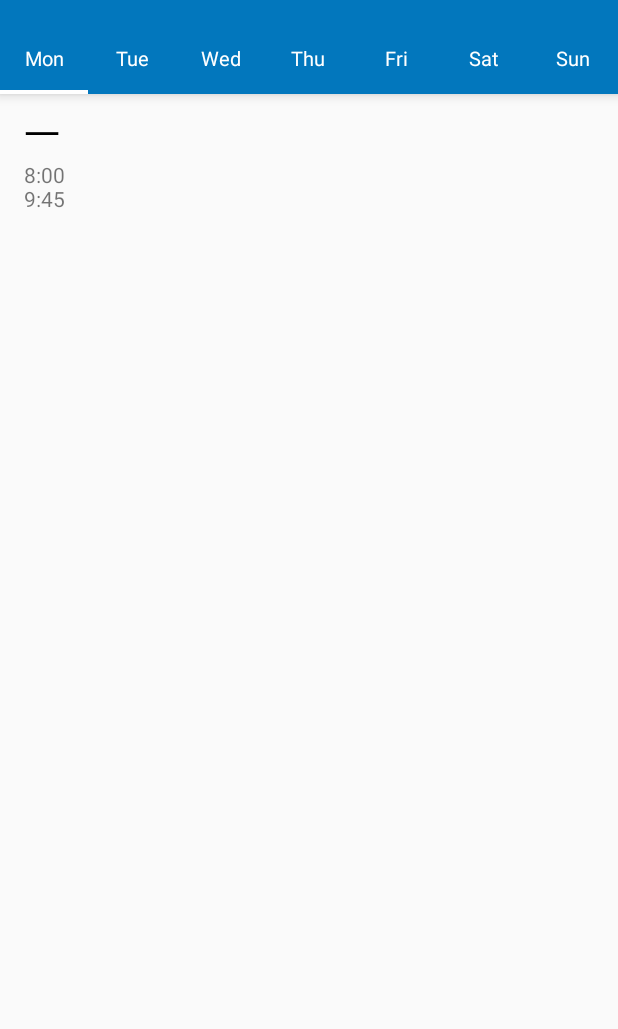
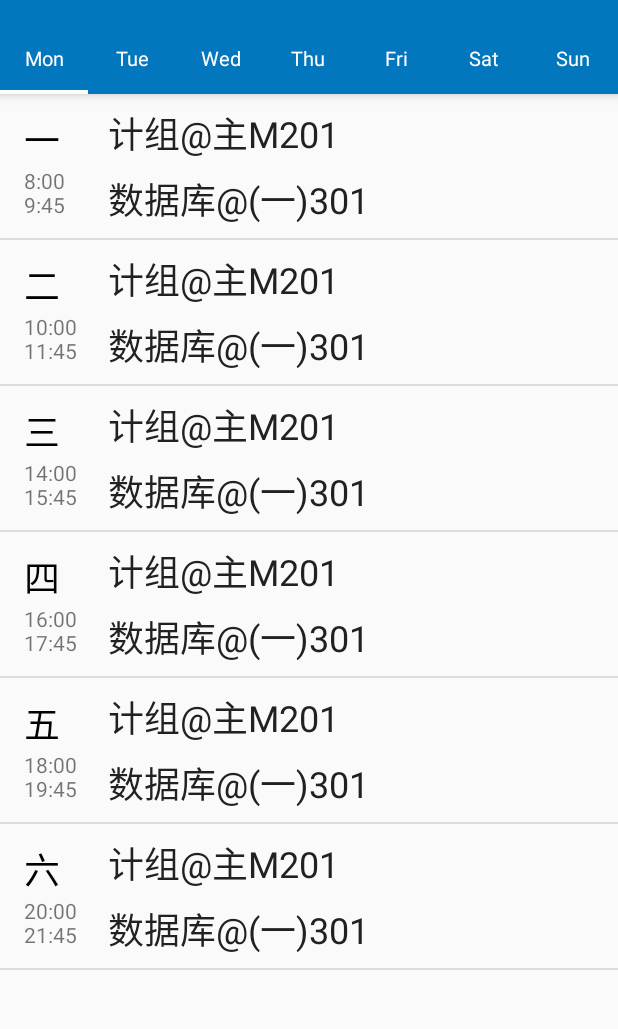
Before and after one commit to 13061121/LightSchedule-Project-Android, an Android app: the screen it shows after launch (MainActivity), on a phone screen of 412 x 824 dp, the part 62-1091 px from its top. Run offline under Robolectric (Android 15) with nearby library versions, the phone set to English and light mode, and no system bars.

Commit message:
2015-10-29 01:17:09

```diff
--- /dev/null
+++ b/src/main/java/com/leafli7/lightschedule/Adapter/DayScheduleAdapter.java
@@ -0,0 +1,65 @@
+package com.leafli7.lightschedule.Adapter;
+
+import android.content.Context;
+import android.view.LayoutInflater;
+import android.view.View;
+import android.view.ViewGroup;
+import android.widget.BaseAdapter;
+import android.widget.LinearLayout;
+import android.widget.TextView;
+
+import com.example.lightschedule.R;
+import com.leafli7.lightschedule.Entity.SingleLessonTime;
+import com.leafli7.lightschedule.Utils.Constant;
+import com.leafli7.lightschedule.fragment.DayScheduleFragment;
+
+import java.lang.reflect.Constructor;
+import java.util.ArrayList;
+
+/**
+ * Created by xxcub on 2015/10/29.
+ */
+public class DayScheduleAdapter extends BaseAdapter {
+    private Context context;
+    private ArrayList<SingleLessonTime> singleLessonTimes = new ArrayList<>();
+
+    public DayScheduleAdapter(Context context){
+        this.context = context;
+        for (int i = 0; i < Constant.LESSEN_TIME_ACCOUNT; i++) {
+            singleLessonTimes.add(new SingleLessonTime());
+        }
+    }
+
+
+    @Override
+    public int getCount() {
+        return singleLessonTimes.size();
+    }
+
+    @Override
+    public Object getItem(int position) {
+        return singleLessonTimes.get(position);
+    }
+
+    @Override
+    public long getItemId(int position) {
+        return position;
+    }
+
+    @Override
+    public View getView(int position, View convertView, ViewGroup parent) {
+        String[] lessonNum = {"一", "二", "三", "四", "五", "六"};
+        String[] lessonTime = {"8:00\n9:45", "10:00\n11:45", "14:00\n15:45", "16:00\n17:45", "18:00\n19:45", "20:00\n21:45"};
+
+        LinearLayout ll = new LinearLayout(context);
+        ll = (LinearLayout) LayoutInflater.from(context).inflate(R.layout.day_schedule_list_item, null);
+
+        TextView tvLessonNum = (TextView) ll.findViewById(R.id.tvLessonNum);
+        TextView tvLessonTime = (TextView) ll.findViewById(R.id.tvLessonTime);
+
+        tvLessonNum.setText(lessonNum[position]);
+        tvLessonTime.setText(lessonTime[position]);
+
+        return ll;
+    }
+}
--- /dev/null
+++ b/src/main/java/com/leafli7/lightschedule/Entity/Lesson.java
@@ -0,0 +1,7 @@
+package com.leafli7.lightschedule.Entity;
+
+/**
+ * Created by xxcub on 2015/10/29.
+ */
+public class Lesson {
+}
--- /dev/null
+++ b/src/main/java/com/leafli7/lightschedule/Entity/SingleLessonTime.java
@@ -0,0 +1,14 @@
+package com.leafli7.lightschedule.Entity;
+
+import java.util.ArrayList;
+
+/**
+ * Created by xxcub on 2015/10/29.
+ */
+public class SingleLessonTime {
+    public ArrayList<Lesson> lessons = new ArrayList<>();
+
+    void SingleLessonTime(){
+        lessons.add(new Lesson());
+    }
+}
--- /dev/null
+++ b/src/main/java/com/leafli7/lightschedule/Utils/Constant.java
@@ -0,0 +1,8 @@
+package com.leafli7.lightschedule.Utils;
+
+/**
+ * Created by xxcub on 2015/10/29.
+ */
+public abstract class Constant {
+    public static int LESSEN_TIME_ACCOUNT = 6;
+}
--- a/src/main/java/com/leafli7/lightschedule/fragment/DayScheduleFragment.java
+++ b/src/main/java/com/leafli7/lightschedule/fragment/DayScheduleFragment.java
@@ -8,9 +8,11 @@ import android.view.LayoutInflater;
 import android.view.View;
 import android.view.ViewGroup;
 import android.widget.LinearLayout;
+import android.widget.ListView;
 import android.widget.Toast;
 
 import com.example.lightschedule.R;
+import com.leafli7.lightschedule.Adapter.DayScheduleAdapter;
 
 import java.util.HashMap;
 
@@ -20,6 +22,7 @@ import java.util.HashMap;
 public class DayScheduleFragment extends Fragment {
 
     String TAG = getClass().getSimpleName();
+    private ListView lvDayScheduleListView;
 
     public DayScheduleFragment() {
         // Required empty public constructor
@@ -30,8 +33,8 @@ public class DayScheduleFragment extends Fragment {
     public View onCreateView(LayoutInflater inflater, ViewGroup container,
                              Bundle savedInstanceState) {
         // Inflate the layout for this fragment
-//        return inflater.inflate(R.layout.fragment_day_schedule, container, false);
-        return inflater.inflate(R.layout.day_schedule_list_item, container, false);
+        return inflater.inflate(R.layout.fragment_day_schedule, container, false);
+//        return inflater.inflate(R.layout.day_schedule_list_item, container, false);
     }
 
 
@@ -39,15 +42,20 @@ public class DayScheduleFragment extends Fragment {
     public void onStart() {
         super.onStart();
         View view = getView();
-        LinearLayout mainLl = (LinearLayout) view.findViewById(R.id.mainLl);
-        mainLl.setOnClickListener(new View.OnClickListener() {
-            @Override
-            public void onClick(View v) {
-                Toast.makeText(getActivity(), "linear layout clicked!", Toast.LENGTH_SHORT).show();
-                Log.e(TAG, "linear layout clicked!");
-            }
-        });
-        Log.e(TAG, "asd");
+//        LinearLayout mainLl = (LinearLayout) view.findViewById(R.id.mainLl);
+//        mainLl.setOnClickListener(new View.OnClickListener() {
+//            @Override
+//            public void onClick(View v) {
+//                Toast.makeText(getActivity(), "linear layout clicked!", Toast.LENGTH_SHORT).show();
+//                Log.e(TAG, "linear layout clicked!");
+//            }
+//        });
+
+
+        lvDayScheduleListView = (ListView) view.findViewById(R.id.lvDayScheduleListView);
+        lvDayScheduleListView.setAdapter(new DayScheduleAdapter(getActivity()));
+
+        Log.e(TAG, TAG + " onStart");
     }
 
 }
--- a/src/main/res/layout/day_schedule_list_item.xml
+++ b/src/main/res/layout/day_schedule_list_item.xml
@@ -2,12 +2,14 @@
 <LinearLayout xmlns:android="http://schemas.android.com/apk/res/android"
     android:orientation="horizontal" android:layout_width="match_parent"
     android:layout_height="match_parent"
-    android:id="@+id/mainLl">
+    android:id="@+id/mainLl"
+    android:gravity="center_vertical">
 
     <LinearLayout
         android:layout_width="@dimen/list_head_left_item_length"
         android:layout_height="match_parent"
-        android:orientation="vertical">
+        android:orientation="vertical"
+        android:gravity="center_vertical">
 
         <TextView
             android:layout_width="wrap_content"
@@ -16,17 +18,45 @@
             android:layout_marginTop="@dimen/margin_top_bottom"
             android:text="一"
             android:textColor="#000000"
-            android:textSize="@dimen/text_size_headline"/>
+            android:textSize="@dimen/abc_text_size_headline_material"
+            android:id="@+id/tvLessonNum"/>
 
         <TextView
             android:layout_width="wrap_content"
             android:layout_height="wrap_content"
             android:layout_marginLeft="@dimen/activity_horizontal_margin"
             android:text="8:00\n9:45"
-            android:layout_marginBottom="@dimen/margin_top_bottom"/>
+            android:layout_marginBottom="@dimen/margin_top_bottom"
+            android:id="@+id/tvLessonTime"/>
 
     </LinearLayout>
 
+    <LinearLayout
+        android:layout_width="match_parent"
+        android:layout_height="match_parent"
+        android:layout_marginTop="@dimen/margin_top_bottom"
+        android:layout_marginRight="@dimen/margin_left_right"
+        android:layout_marginBottom="@dimen/margin_top_bottom"
+        android:orientation="vertical">
 
+        <TextView
+            android:layout_width="match_parent"
+            android:layout_height="wrap_content"
+            android:textSize="@dimen/abc_text_size_headline_material"
+            android:textColor="#212121"
+            android:text="计组@主M201"/>
+
+        <Space
+            android:layout_width="match_parent"
+            android:layout_height="@dimen/margin_top_bottom" />
+
+        <TextView
+            android:layout_width="match_parent"
+            android:layout_height="wrap_content"
+            android:text="数据库@(一)301"
+            android:textSize="@dimen/abc_text_size_headline_material"
+            android:textColor="#212121"/>
+
+    </LinearLayout>
 
 </LinearLayout>
--- a/src/main/res/layout/fragment_day_schedule.xml
+++ b/src/main/res/layout/fragment_day_schedule.xml
@@ -6,6 +6,7 @@
 
     <ListView
         android:layout_width="match_parent"
-        android:layout_height="match_parent"></ListView>
+        android:layout_height="match_parent"
+        android:id="@+id/lvDayScheduleListView"></ListView>
 
 </LinearLayout>
--- a/src/main/res/values/dimens.xml
+++ b/src/main/res/values/dimens.xml
@@ -5,7 +5,7 @@
     <dimen name="headerbar_elevation">4dp</dimen>
     <dimen name="navdrawer_width">260dp</dimen>
     <dimen name="text_size_small">13sp</dimen>
-    <dimen name="text_size_headline">24sp</dimen>
     <dimen name="list_head_left_item_length">72dp</dimen>
     <dimen name="margin_top_bottom">8dp</dimen>
+    <dimen name="margin_left_right">16dp</dimen>
 </resources>
```
